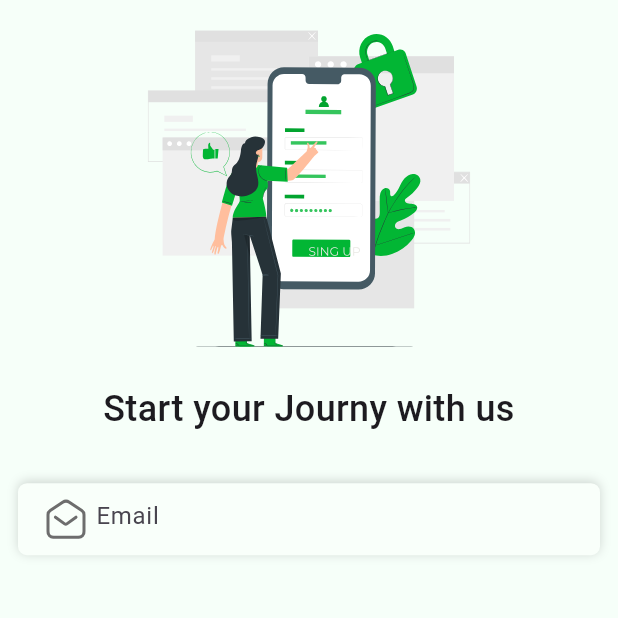
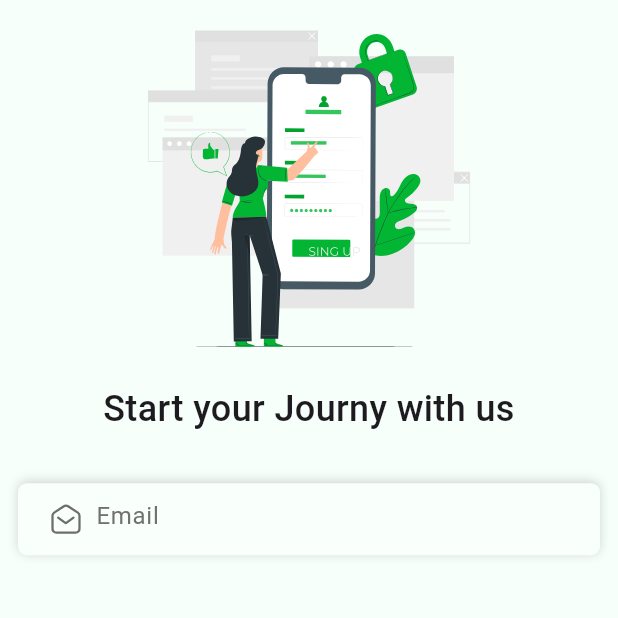
Before and after one commit to AhmedWaela/dys_app, a Flutter app: the SignUpView screen opened by its route, on a phone screen of 412 x 824 dp, the top half of it. Run offline on Flutter 3.47's test engine with Material 3 defaults, Android fonts, the phone set to English and light mode, and no system bars; our stand-ins replace device_preview, firebase_core, flutter_bloc, flutter_svg, get, lottie and 1 more; accounts and stored records are empty.

Commit message:
some refactor

```diff
--- a/lib/core/assets/app_assets.dart
+++ b/lib/core/assets/app_assets.dart
@@ -3,4 +3,5 @@ class AppAssets {
   static const String onboarding2 = "assets/images/onboarding2.json";
   static const String onboarding3 = "assets/images/onboarding3.json";
   static const String signUpSvg = "assets/images/sign_up.svg";
+  static const String emailSvg = "assets/images/email.svg";
 }
--- a/lib/core/constants/app_colors.dart
+++ b/lib/core/constants/app_colors.dart
@@ -3,4 +3,8 @@ import 'package:dys_app/core/exports/exports.dart';
 class AppColors {
   static const Color kPrimaryColor = Color(0xff4CB050);
   static const Color kScaffoldBackgroundColor = Color(0xffF6FFF9);
+  static const Color kGrayishCharcoal = Color(0xff6D6D6D);
+  static const Color kSoftWhite = Color(0xffF9FFFA);
+  static const Color kBlackOverlay = Color(0x29000000);
+  static const Color kNeutralGray = Color(0xff717171);
 }
--- a/lib/core/exports/exports.dart
+++ b/lib/core/exports/exports.dart
@@ -20,3 +20,7 @@ export 'package:dys_app/features/onboarding/presentation/manager/onboarding_cubi
 export 'package:dys_app/features/onboarding/presentation/views/widgets/custom_button.dart';
 export 'package:dys_app/features/onboarding/presentation/views/widgets/dots_indicator.dart';
 export 'package:dys_app/core/utils/singleton_instance.dart';
+export 'package:dys_app/features/auth/presentation/views/sign_up_view.dart';
+export 'package:firebase_core/firebase_core.dart';
+export 'package:flutter/foundation.dart';
+export 'package:dys_app/core/constants/app_colors.dart';
--- a/lib/features/auth/presentation/views/widgets/sign_up_view_body.dart
+++ b/lib/features/auth/presentation/views/widgets/sign_up_view_body.dart
@@ -48,11 +48,11 @@ class AuthTextFormField extends StatelessWidget {
     return Container(
       height: 48,
       decoration: BoxDecoration(
-        color: Color(0xffF9FFFA),
+        color: AppColors.kSoftWhite,
         borderRadius: BorderRadius.circular(6),
         boxShadow: [
           BoxShadow(
-            color: const Color(0x29000000),
+            color: AppColors.kBlackOverlay,
             blurRadius: 5.2,
             offset: Offset(0, -1),
           ),
@@ -60,26 +60,45 @@ class AuthTextFormField extends StatelessWidget {
       ),
       child: TextFormField(
         decoration: InputDecoration(
+          hintStyle: const TextStyle(
+            fontSize: 16,
+            fontWeight: FontWeight.w400,
+            color: AppColors.kNeutralGray,
+          ),
           hintText: "Email",
-            prefixIcon: Padding(
-              padding: const EdgeInsets.only(left: 16),
-              child: SvgPicture.asset(
-                "assets/images/email.svg",
-                width: 24,
-                height: 10,
-                colorFilter:
-                    ColorFilter.mode(Color(0xff6D6D6D), BlendMode.srcIn),
+          prefixIcon: PrefeixIcon(),
+          border: buildBorder(),
+          enabledBorder: buildBorder(),
+          focusedBorder: buildBorder(),
         ),
       ),
-            border: OutlineInputBorder(
+    );
+  }
+
+  OutlineInputBorder buildBorder() {
+    return OutlineInputBorder(
       borderSide: BorderSide.none,
+    );
+  }
+}
+
+class PrefeixIcon extends StatelessWidget {
+  const PrefeixIcon({super.key});
+
+  @override
+  Widget build(BuildContext context) {
+    return Padding(
+      padding: const EdgeInsets.only(
+        left: 16,
+        top: 12,
+        bottom: 12,
       ),
-            enabledBorder: OutlineInputBorder(
-              borderSide: BorderSide.none,
+      child: SvgPicture.asset(
+        AppAssets.emailSvg,
+        colorFilter: ColorFilter.mode(
+          AppColors.kGrayishCharcoal,
+          BlendMode.srcIn,
         ),
-            focusedBorder: OutlineInputBorder(
-              borderSide: BorderSide.none,
-            )),
       ),
     );
   }
--- a/lib/features/onboarding/presentation/manager/onboarding_cubit/on_boarding_cubit.dart
+++ b/lib/features/onboarding/presentation/manager/onboarding_cubit/on_boarding_cubit.dart
@@ -1,7 +1,6 @@
 // ignore_for_file: use_build_context_synchronously
 
 import 'package:dys_app/core/exports/exports.dart';
-import 'package:dys_app/features/auth/presentation/views/sign_up_view.dart';
 part 'on_boarding_state.dart';
 
 class OnBoardingCubit extends Cubit<OnBoardingState> {
@@ -34,7 +33,6 @@ class OnBoardingCubit extends Cubit<OnBoardingState> {
   Future<void> saveStatusAndNavigate(BuildContext context) async {
     await SingletonInstance.sharedPreferences
         .setBool("IsPassOnBoardingView", true);
-    Navigator.pushNamed(context,SignUpView.route
-    );
+    Navigator.pushNamed(context, SignUpView.route);
   }
 }
--- a/lib/features/onboarding/presentation/views/widgets/custom_button.dart
+++ b/lib/features/onboarding/presentation/views/widgets/custom_button.dart
@@ -1,4 +1,3 @@
-import 'package:dys_app/core/constants/app_colors.dart';
 import 'package:dys_app/core/exports/exports.dart';
 
 class CustomButton extends StatelessWidget {
--- a/lib/features/onboarding/presentation/views/widgets/dots_indicator.dart
+++ b/lib/features/onboarding/presentation/views/widgets/dots_indicator.dart
@@ -1,4 +1,3 @@
-import 'package:dys_app/core/constants/app_colors.dart';
 import 'package:dys_app/core/exports/exports.dart';
 import 'package:dys_app/features/onboarding/presentation/views/widgets/dot_indicator.dart';
 
--- a/lib/main.dart
+++ b/lib/main.dart
@@ -1,9 +1,5 @@
 import 'package:device_preview/device_preview.dart';
-import 'package:dys_app/core/constants/app_colors.dart';
 import 'package:dys_app/core/exports/exports.dart';
-import 'package:dys_app/features/auth/presentation/views/sign_up_view.dart';
-import 'package:firebase_core/firebase_core.dart';
-import 'package:flutter/foundation.dart';
 import 'package:get/get.dart';
 
 void main() async {
```
Lines whose indentation alone changed are shown as unchanged.
